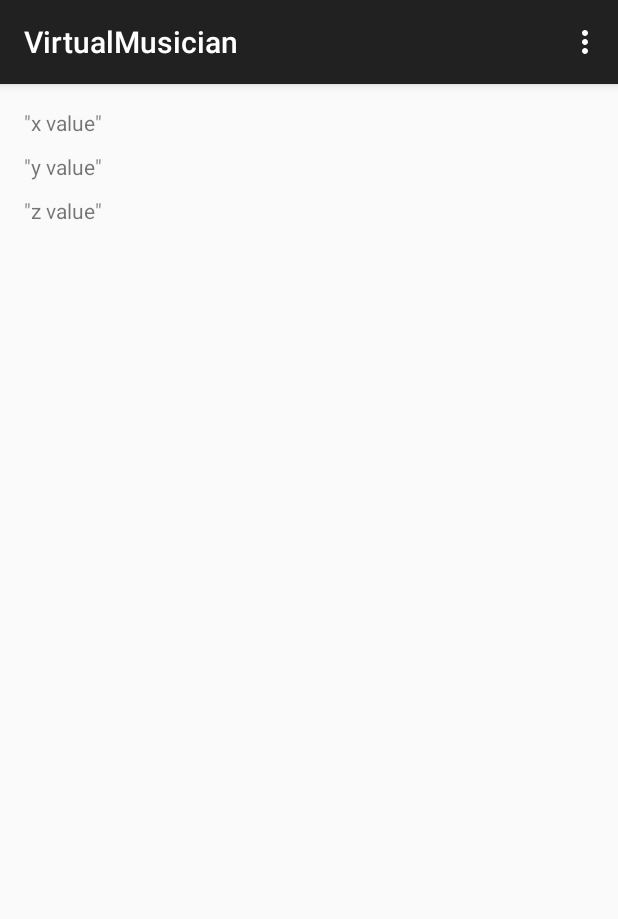
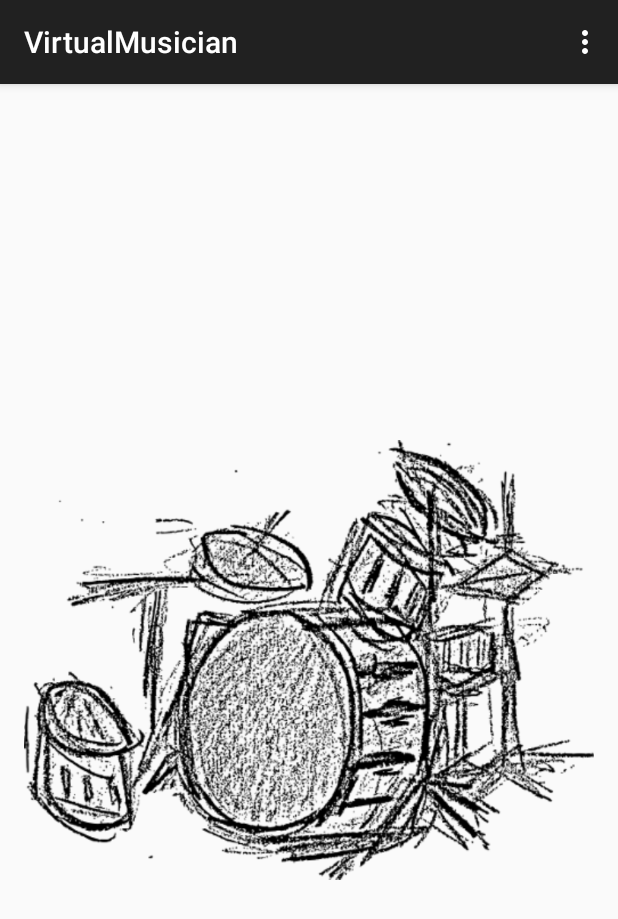
Before and after one commit to erikthiem/virtualmusician_android, an Android app: the screen it shows after launch (MainActivity), on a phone screen of 412 x 824 dp. Shown: the top 919 px of the screen. Run offline under Robolectric (Android 15) with nearby library versions, the phone set to English and light mode, and no system bars.

Commit message:
Added drumset image

```diff
--- a/app/src/main/java/com/erikthiem/virtualmusician/MainActivity.java
+++ b/app/src/main/java/com/erikthiem/virtualmusician/MainActivity.java
@@ -1,6 +1,7 @@
 package com.erikthiem.virtualmusician;
 
 import android.content.Context;
+import android.graphics.drawable.Drawable;
 import android.hardware.SensorEventListener;
 import android.hardware.Sensor;
 import android.hardware.SensorEvent;
@@ -10,6 +11,7 @@ import android.support.v7.app.ActionBarActivity;
 import android.os.Bundle;
 import android.view.Menu;
 import android.view.MenuItem;
+import android.widget.ImageView;
 import android.widget.TextView;
 
 
@@ -39,6 +41,11 @@ public class MainActivity extends ActionBarActivity implements SensorEventListen
 
         // Initialize the sound affect. From http://www.freesound.org/people/sandyrb/sounds/36248/
             this.mediaPlayer = MediaPlayer.create(getApplicationContext(), R.raw.snare);
+
+        // Initialize the background image. From https://openclipart.org/detail/217178/BW-Set
+            ImageView drumImage = (ImageView) findViewById(R.id.drumImage);
+            Drawable drumDrawable = getResources().getDrawable(R.drawable.drumset);
+        drumImage.setImageDrawable(drumDrawable);
     }
 
     @Override
@@ -95,20 +102,11 @@ public class MainActivity extends ActionBarActivity implements SensorEventListen
                 float speed = Math.abs(x + y + z - last_x - last_y - last_z) / differenceInTime * 10000;
                 int shake_threshold = 1700;
 
-                if (speed > shake_threshold)
-                {
+                if (speed > shake_threshold) {
                     // Make a noise!
                     mediaPlayer.start();
                 }
             }
-
-            // Update onscreen values
-            TextView xValue = (TextView) findViewById(R.id.xValue);
-            TextView yValue = (TextView) findViewById(R.id.yValue);
-            TextView zValue = (TextView) findViewById(R.id.zValue);
-            xValue.setText("x: " + x);
-            yValue.setText("y: " + y);
-            zValue.setText("z: " + z);
         }
     }
 
--- a/app/src/main/res/layout/activity_main.xml
+++ b/app/src/main/res/layout/activity_main.xml
@@ -5,28 +5,10 @@
     android:paddingTop="@dimen/activity_vertical_margin"
     android:paddingBottom="@dimen/activity_vertical_margin" tools:context=".MainActivity">
 
-    <TextView android:text="&quot;x value&quot;" android:layout_width="wrap_content"
-        android:layout_height="wrap_content"
-        android:id="@+id/xValue" />
-
-    <TextView
-        android:text="&quot;y value&quot;"
+    <ImageView
         android:layout_width="wrap_content"
         android:layout_height="wrap_content"
-        android:id="@+id/yValue"
-        android:layout_marginTop="10dp"
-        android:layout_below="@+id/xValue"
-        android:layout_alignParentLeft="true"
-        android:layout_alignParentStart="true" />
-
-    <TextView
-        android:text="&quot;z value&quot;"
-        android:layout_width="wrap_content"
-        android:layout_height="wrap_content"
-        android:id="@+id/zValue"
-        android:layout_marginTop="10dp"
-        android:layout_below="@+id/yValue"
-        android:layout_alignParentLeft="true"
-        android:layout_alignParentStart="true" />
-
+        android:id="@+id/drumImage"
+        android:layout_centerVertical="true"
+        android:layout_centerHorizontal="true" />
 </RelativeLayout>
```
Also changed, not shown: app/src/main/res/drawable/drumset.png (added).
